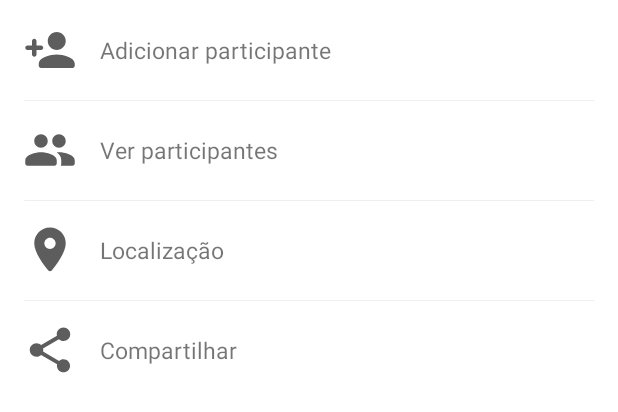
After one commit to AlbertoDoc/WP, an Android app: the layout event_bottom_sheet.xml on its own in the app's theme, with its tools: preview values and no code run, on a phone screen of 412 x 824 dp. The commit adds this screen. Shown: the top 412 px of the screen. Run offline under Robolectric (Android 15) with nearby library versions, the phone set to English and light mode, and no system bars.

Commit message:
feature(EventBottomSheetDialog): Adding style for EventBottomSheetDialog

```diff
--- a/app/src/main/java/com/example/wps/events/view/EventsAdapter.kt
+++ b/app/src/main/java/com/example/wps/events/view/EventsAdapter.kt
@@ -1,21 +1,26 @@
 package com.example.wps.events.view
 
-import android.graphics.drawable.Drawable
+import android.content.Context
 import android.view.LayoutInflater
+import android.view.View
 import android.view.ViewGroup
 import androidx.recyclerview.widget.RecyclerView
 import com.bumptech.glide.Glide
-import com.bumptech.glide.request.RequestListener
 import com.example.wps.R
+import com.example.wps.databinding.EventBottomSheetBinding
 import com.example.wps.databinding.EventLayoutBinding
 import com.example.wps.repositories.room.entities.Event
+import com.google.android.material.bottomsheet.BottomSheetDialog
 
 class EventsAdapter : RecyclerView.Adapter<EventsAdapter.ViewHolder>() {
 
     private var events = ArrayList<Event>()
+    private lateinit var context: Context
 
     override fun onCreateViewHolder(parent: ViewGroup, viewType: Int): ViewHolder {
         val binding = EventLayoutBinding.inflate(LayoutInflater.from(parent.context))
+
+        context = parent.context
 
         return ViewHolder(binding)
     }
@@ -30,6 +35,9 @@ class EventsAdapter : RecyclerView.Adapter<EventsAdapter.ViewHolder>() {
             .error(R.drawable.ic_round_image_108)
             .placeholder(R.drawable.ic_round_image_108)
             .into(holder.image)
+        holder.price.text = "R$ " + event.price
+
+        holder.eventLayout.setOnClickListener { showBottomSheetDialog(event) }
     }
 
     override fun getItemCount(): Int {
@@ -41,10 +49,20 @@ class EventsAdapter : RecyclerView.Adapter<EventsAdapter.ViewHolder>() {
         notifyDataSetChanged()
     }
 
+    private fun showBottomSheetDialog(event: Event) {
+        val dialog = BottomSheetDialog(context, R.style.BottomSheetDialog)
+        val sheetBinding = EventBottomSheetBinding.inflate(LayoutInflater.from(context))
+
+        dialog.setContentView(sheetBinding.root)
+        dialog.show()
+    }
+
     class ViewHolder(itemView: EventLayoutBinding) : RecyclerView.ViewHolder(itemView.root) {
         val title = itemView.eventTitle
         val description = itemView.eventDescription
         val image = itemView.eventImage
         val distance = itemView.eventDistance
+        val price = itemView.eventPrice
+        val eventLayout = itemView.eventLayout
     }
 }
--- /dev/null
+++ b/app/src/main/res/drawable/bg_event_bottom_sheet.xml
@@ -0,0 +1,12 @@
+<?xml version="1.0" encoding="utf-8"?>
+<shape xmlns:android="http://schemas.android.com/apk/res/android"
+    android:shape="rectangle">
+
+    <corners android:topLeftRadius="15dp"
+        android:topRightRadius="15dp" />
+
+    <gradient
+        android:startColor="#FFF"
+        android:endColor="#FFF" />
+
+</shape>
--- /dev/null
+++ b/app/src/main/res/drawable/ic_round_location_on_36.xml
@@ -0,0 +1,5 @@
+<vector android:height="36dp" android:tint="#5D5D5D"
+    android:viewportHeight="24" android:viewportWidth="24"
+    android:width="36dp" xmlns:android="http://schemas.android.com/apk/res/android">
+    <path android:fillColor="@android:color/white" android:pathData="M12,2C8.13,2 5,5.13 5,9c0,4.17 4.42,9.92 6.24,12.11 0.4,0.48 1.13,0.48 1.53,0C14.58,18.92 19,13.17 19,9c0,-3.87 -3.13,-7 -7,-7zM12,11.5c-1.38,0 -2.5,-1.12 -2.5,-2.5s1.12,-2.5 2.5,-2.5 2.5,1.12 2.5,2.5 -1.12,2.5 -2.5,2.5z"/>
+</vector>
--- /dev/null
+++ b/app/src/main/res/drawable/ic_round_people_36.xml
@@ -0,0 +1,5 @@
+<vector android:height="36dp" android:tint="#5D5D5D"
+    android:viewportHeight="24" android:viewportWidth="24"
+    android:width="36dp" xmlns:android="http://schemas.android.com/apk/res/android">
+    <path android:fillColor="@android:color/white" android:pathData="M16,11c1.66,0 2.99,-1.34 2.99,-3S17.66,5 16,5s-3,1.34 -3,3 1.34,3 3,3zM8,11c1.66,0 2.99,-1.34 2.99,-3S9.66,5 8,5 5,6.34 5,8s1.34,3 3,3zM8,13c-2.33,0 -7,1.17 -7,3.5L1,18c0,0.55 0.45,1 1,1h12c0.55,0 1,-0.45 1,-1v-1.5c0,-2.33 -4.67,-3.5 -7,-3.5zM16,13c-0.29,0 -0.62,0.02 -0.97,0.05 0.02,0.01 0.03,0.03 0.04,0.04 1.14,0.83 1.93,1.94 1.93,3.41L17,18c0,0.35 -0.07,0.69 -0.18,1L22,19c0.55,0 1,-0.45 1,-1v-1.5c0,-2.33 -4.67,-3.5 -7,-3.5z"/>
+</vector>
--- /dev/null
+++ b/app/src/main/res/drawable/ic_round_person_add_36.xml
@@ -0,0 +1,5 @@
+<vector android:height="36dp" android:tint="#5D5D5D"
+    android:viewportHeight="24" android:viewportWidth="24"
+    android:width="36dp" xmlns:android="http://schemas.android.com/apk/res/android">
+    <path android:fillColor="@android:color/white" android:pathData="M15,12c2.21,0 4,-1.79 4,-4s-1.79,-4 -4,-4 -4,1.79 -4,4 1.79,4 4,4zM6,10L6,8c0,-0.55 -0.45,-1 -1,-1s-1,0.45 -1,1v2L2,10c-0.55,0 -1,0.45 -1,1s0.45,1 1,1h2v2c0,0.55 0.45,1 1,1s1,-0.45 1,-1v-2h2c0.55,0 1,-0.45 1,-1s-0.45,-1 -1,-1L6,10zM15,14c-2.67,0 -8,1.34 -8,4v1c0,0.55 0.45,1 1,1h14c0.55,0 1,-0.45 1,-1v-1c0,-2.66 -5.33,-4 -8,-4z"/>
+</vector>
--- /dev/null
+++ b/app/src/main/res/drawable/ic_round_share_36.xml
@@ -0,0 +1,5 @@
+<vector android:height="36dp" android:tint="#5D5D5D"
+    android:viewportHeight="24" android:viewportWidth="24"
+    android:width="36dp" xmlns:android="http://schemas.android.com/apk/res/android">
+    <path android:fillColor="@android:color/white" android:pathData="M18,16.08c-0.76,0 -1.44,0.3 -1.96,0.77L8.91,12.7c0.05,-0.23 0.09,-0.46 0.09,-0.7s-0.04,-0.47 -0.09,-0.7l7.05,-4.11c0.54,0.5 1.25,0.81 2.04,0.81 1.66,0 3,-1.34 3,-3s-1.34,-3 -3,-3 -3,1.34 -3,3c0,0.24 0.04,0.47 0.09,0.7L8.04,9.81C7.5,9.31 6.79,9 6,9c-1.66,0 -3,1.34 -3,3s1.34,3 3,3c0.79,0 1.5,-0.31 2.04,-0.81l7.12,4.16c-0.05,0.21 -0.08,0.43 -0.08,0.65 0,1.61 1.31,2.92 2.92,2.92s2.92,-1.31 2.92,-2.92 -1.31,-2.92 -2.92,-2.92z"/>
+</vector>
--- /dev/null
+++ b/app/src/main/res/drawable/separator.xml
@@ -0,0 +1,5 @@
+<?xml version="1.0" encoding="utf-8"?>
+<shape xmlns:android="http://schemas.android.com/apk/res/android" android:shape="rectangle" >
+    <corners android:radius="64dp"/>
+    <solid android:color="#10000000"/>
+</shape>
--- /dev/null
+++ b/app/src/main/res/layout/event_bottom_sheet.xml
@@ -0,0 +1,179 @@
+<?xml version="1.0" encoding="utf-8"?>
+<androidx.constraintlayout.widget.ConstraintLayout xmlns:android="http://schemas.android.com/apk/res/android"
+    android:layout_width="match_parent"
+    android:layout_height="match_parent"
+    xmlns:app="http://schemas.android.com/apk/res-auto"
+    android:background="@drawable/bg_event_bottom_sheet">
+
+    <androidx.constraintlayout.widget.ConstraintLayout
+        android:id="@+id/layout_add_person"
+        android:layout_width="match_parent"
+        android:layout_height="wrap_content"
+
+        app:layout_constraintTop_toTopOf="parent"
+        app:layout_constraintLeft_toLeftOf="parent"
+        app:layout_constraintRight_toRightOf="parent">
+
+        <ImageView
+            android:id="@+id/add_person_image_view"
+            android:layout_width="wrap_content"
+            android:layout_height="wrap_content"
+            android:src="@drawable/ic_round_person_add_36"
+            android:layout_margin="15dp"
+            android:contentDescription="TODO"
+
+            app:layout_constraintLeft_toLeftOf="parent"
+            app:layout_constraintTop_toTopOf="parent"
+            app:layout_constraintBottom_toBottomOf="parent" />
+
+        <TextView
+            android:id="@+id/add_person_text_view"
+            android:layout_width="wrap_content"
+            android:layout_height="wrap_content"
+            android:text="Adicionar participante"
+            android:textSize="15sp"
+            android:layout_marginLeft="15dp"
+
+            app:layout_constraintLeft_toRightOf="@id/add_person_image_view"
+            app:layout_constraintBottom_toBottomOf="parent"
+            app:layout_constraintTop_toTopOf="parent" />
+    </androidx.constraintlayout.widget.ConstraintLayout>
+
+    <androidx.constraintlayout.widget.ConstraintLayout
+        android:layout_width="match_parent"
+        android:layout_height="0.5dp"
+        android:visibility="visible"
+        android:background="@drawable/separator"
+        android:layout_marginStart="16dp"
+        android:layout_marginEnd="16dp"
+
+        app:layout_constraintLeft_toLeftOf="parent"
+        app:layout_constraintRight_toRightOf="parent"
+        app:layout_constraintTop_toBottomOf="@id/layout_add_person" />
+
+    <androidx.constraintlayout.widget.ConstraintLayout
+        android:id="@+id/layout_participants"
+        android:layout_width="match_parent"
+        android:layout_height="wrap_content"
+
+        app:layout_constraintTop_toBottomOf="@id/layout_add_person"
+        app:layout_constraintLeft_toLeftOf="parent"
+        app:layout_constraintRight_toRightOf="parent">
+
+        <ImageView
+            android:id="@+id/participants_image_view"
+            android:layout_width="wrap_content"
+            android:layout_height="wrap_content"
+            android:src="@drawable/ic_round_people_36"
+            android:layout_margin="15dp"
+            android:contentDescription="TODO"
+
+            app:layout_constraintLeft_toLeftOf="parent"
+            app:layout_constraintTop_toTopOf="parent"
+            app:layout_constraintBottom_toBottomOf="parent" />
+
+        <TextView
+            android:id="@+id/participants_text_view"
+            android:layout_width="wrap_content"
+            android:layout_height="wrap_content"
+            android:text="Ver participantes"
+            android:textSize="15sp"
+            android:layout_marginLeft="15dp"
+
+            app:layout_constraintLeft_toRightOf="@id/participants_image_view"
+            app:layout_constraintBottom_toBottomOf="parent"
+            app:layout_constraintTop_toTopOf="parent" />
+    </androidx.constraintlayout.widget.ConstraintLayout>
+
+    <androidx.constraintlayout.widget.ConstraintLayout
+        android:layout_width="match_parent"
+        android:layout_height="0.5dp"
+        android:visibility="visible"
+        android:background="@drawable/separator"
+        android:layout_marginStart="16dp"
+        android:layout_marginEnd="16dp"
+
+        app:layout_constraintLeft_toLeftOf="parent"
+        app:layout_constraintRight_toRightOf="parent"
+        app:layout_constraintTop_toBottomOf="@id/layout_participants" />
+
+    <androidx.constraintlayout.widget.ConstraintLayout
+        android:id="@+id/layout_location"
+        android:layout_width="match_parent"
+        android:layout_height="wrap_content"
+
+        app:layout_constraintTop_toBottomOf="@id/layout_participants"
+        app:layout_constraintLeft_toLeftOf="parent"
+        app:layout_constraintRight_toRightOf="parent">
+
+        <ImageView
+            android:id="@+id/location_image_view"
+            android:layout_width="wrap_content"
+            android:layout_height="wrap_content"
+            android:src="@drawable/ic_round_location_on_36"
+            android:layout_margin="15dp"
+            android:contentDescription="TODO"
+
+            app:layout_constraintLeft_toLeftOf="parent"
+            app:layout_constraintTop_toTopOf="parent"
+            app:layout_constraintBottom_toBottomOf="parent" />
+
+        <TextView
+            android:id="@+id/location_text_view"
+            android:layout_width="wrap_content"
+            android:layout_height="wrap_content"
+            android:text="Localização"
+            android:textSize="15sp"
+            android:layout_marginLeft="15dp"
+
+            app:layout_constraintLeft_toRightOf="@id/location_image_view"
+            app:layout_constraintBottom_toBottomOf="parent"
+            app:layout_constraintTop_toTopOf="parent" />
+    </androidx.constraintlayout.widget.ConstraintLayout>
+
+    <androidx.constraintlayout.widget.ConstraintLayout
+        android:layout_width="match_parent"
+        android:layout_height="0.5dp"
+        android:visibility="visible"
+        android:background="@drawable/separator"
+        android:layout_marginStart="16dp"
+        android:layout_marginEnd="16dp"
+
+        app:layout_constraintLeft_toLeftOf="parent"
+        app:layout_constraintRight_toRightOf="parent"
+        app:layout_constraintTop_toBottomOf="@id/layout_location" />
+
+    <androidx.constraintlayout.widget.ConstraintLayout
+        android:id="@+id/layout_share"
+        android:layout_width="match_parent"
+        android:layout_height="wrap_content"
+
+        app:layout_constraintTop_toBottomOf="@id/layout_location"
+        app:layout_constraintLeft_toLeftOf="parent"
+        app:layout_constraintRight_toRightOf="parent">
+
+        <ImageView
+            android:id="@+id/share_image_view"
+            android:layout_width="wrap_content"
+            android:layout_height="wrap_content"
+            android:src="@drawable/ic_round_share_36"
+            android:layout_margin="15dp"
+            android:contentDescription="TODO"
+
+            app:layout_constraintLeft_toLeftOf="parent"
+            app:layout_constraintTop_toTopOf="parent"
+            app:layout_constraintBottom_toBottomOf="parent" />
+
+        <TextView
+            android:id="@+id/share_text_view"
+            android:layout_width="wrap_content"
+            android:layout_height="wrap_content"
+            android:text="Compartilhar"
+            android:textSize="15sp"
+            android:layout_marginLeft="15dp"
+
+            app:layout_constraintLeft_toRightOf="@id/share_image_view"
+            app:layout_constraintBottom_toBottomOf="parent"
+            app:layout_constraintTop_toTopOf="parent" />
+    </androidx.constraintlayout.widget.ConstraintLayout>
+</androidx.constraintlayout.widget.ConstraintLayout>
--- a/app/src/main/res/layout/event_layout.xml
+++ b/app/src/main/res/layout/event_layout.xml
@@ -86,6 +86,17 @@
 
                 app:layout_constraintTop_toBottomOf="@id/event_description"
                 app:layout_constraintLeft_toLeftOf="@id/event_description"/>
+
+            <TextView
+                android:id="@+id/event_price"
+                android:layout_width="wrap_content"
+                android:layout_height="wrap_content"
+                android:text="R$ 29.99"
+                android:layout_marginTop="15dp"
+                android:layout_marginLeft="15dp"
+
+                app:layout_constraintTop_toBottomOf="@id/event_description"
+                app:layout_constraintStart_toEndOf="@id/event_distance" />
         </androidx.constraintlayout.widget.ConstraintLayout>
     </androidx.appcompat.widget.LinearLayoutCompat>
 </androidx.constraintlayout.widget.ConstraintLayout>
--- a/app/src/main/res/values/themes.xml
+++ b/app/src/main/res/values/themes.xml
@@ -22,4 +22,12 @@
     <style name="Theme.WPS.AppBarOverlay" parent="ThemeOverlay.AppCompat.Dark.ActionBar" />
 
     <style name="Theme.WPS.PopupOverlay" parent="ThemeOverlay.AppCompat.Light" />
+
+    <style name="BottomSheetDialog" parent="Theme.Design.Light.BottomSheetDialog">
+        <item name="bottomSheetStyle">@style/BottomSheetStyle</item>
+    </style>
+
+    <style name="BottomSheetStyle" parent="Widget.Design.BottomSheet.Modal">
+        <item name="android:background">@android:color/transparent</item>
+    </style>
 </resources>
```
